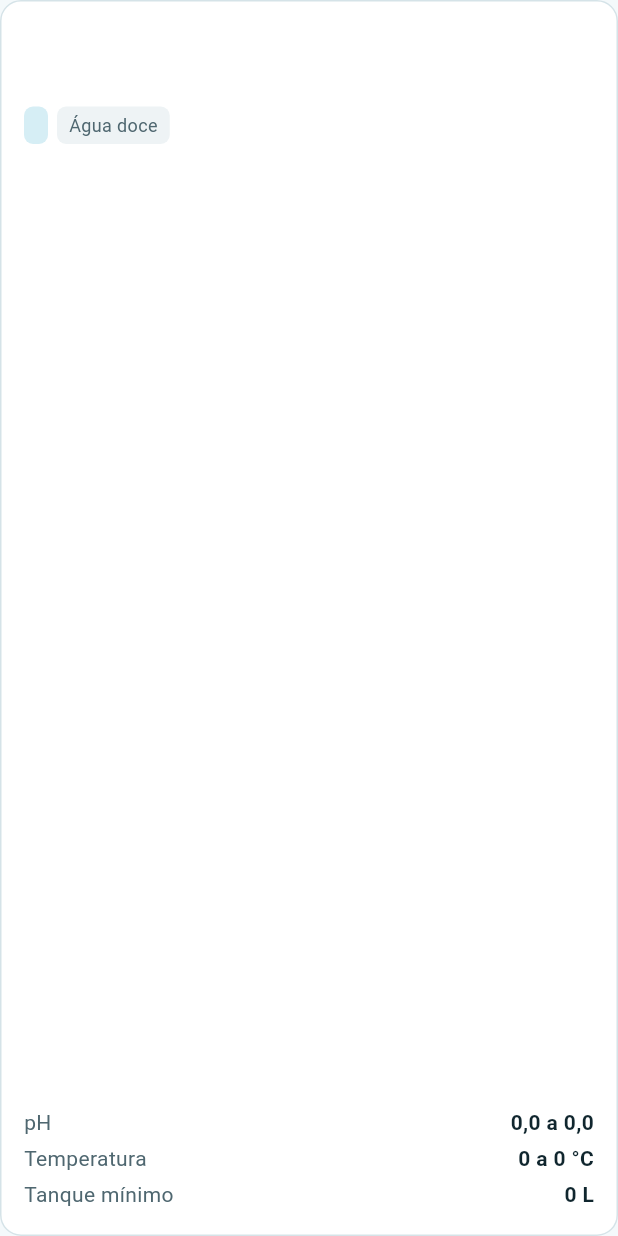
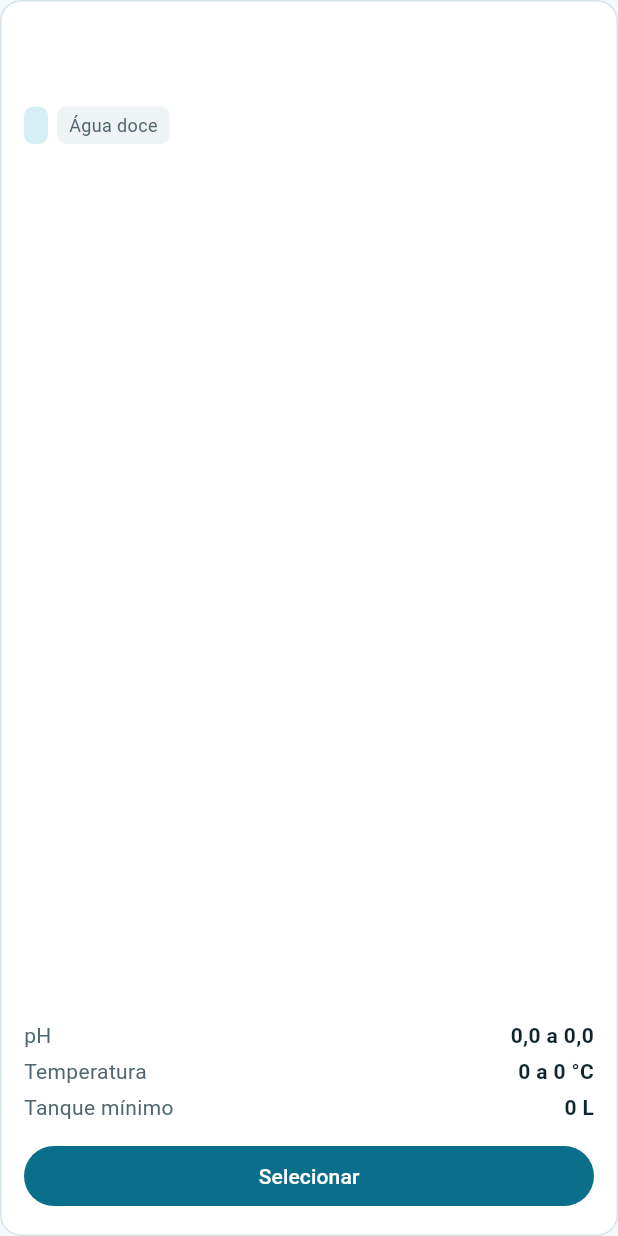
Before and after one commit to ZoeUSz/AWPeixe, a Flutter app: the _EspecieCard widget shown alone on an empty page, opened directly with empty values, on a phone screen of 412 x 824 dp. Run offline on Flutter 3.47's test engine with Material 3 defaults, Android fonts, the phone set to English and light mode, and no system bars; network calls fail.

Commit message:
Adiciona selecao de especie do tanque no app

```diff
--- /dev/null
+++ b/app/lib/models/tanque.dart
@@ -0,0 +1,20 @@
+class Tanque {
+  Tanque({
+    required this.id,
+    required this.nome,
+    this.especieId,
+    this.especieNome,
+  });
+
+  final String id;
+  final String nome;
+  final String? especieId;
+  final String? especieNome;
+
+  factory Tanque.fromJson(Map<String, dynamic> j) => Tanque(
+        id: j['id'] as String,
+        nome: (j['nome'] ?? '') as String,
+        especieId: j['especieId'] as String?,
+        especieNome: j['especieNome'] as String?,
+      );
+}
--- a/app/lib/pages/especies_page.dart
+++ b/app/lib/pages/especies_page.dart
@@ -1,6 +1,7 @@
 import 'package:flutter/material.dart';
 
 import '../api.dart';
+import '../config.dart';
 import '../models/especie.dart';
 import '../theme.dart';
 
@@ -21,6 +22,9 @@ class _EspeciesPageState extends State<EspeciesPage> {
   bool _carregando = true;
   String? _erro;
 
+  String? _especieEmUsoId; // espécie atual do tanque
+  String? _selecionandoId; // espécie sendo enviada à API
+
   @override
   void initState() {
     super.initState();
@@ -37,9 +41,11 @@ class _EspeciesPageState extends State<EspeciesPage> {
         _grupos = await _api.fetchGrupos();
       }
       final especies = await _api.fetchEspecies(grupo: _grupo);
+      final tanque = await _api.fetchTanque(tanqueId);
       if (!mounted) return;
       setState(() {
         _especies = especies;
+        _especieEmUsoId = tanque.especieId;
         _carregando = false;
       });
     } on ApiException catch (e) {
@@ -48,6 +54,26 @@ class _EspeciesPageState extends State<EspeciesPage> {
         _erro = e.mensagem;
         _carregando = false;
       });
+    }
+  }
+
+  Future<void> _selecionar(Especie especie) async {
+    setState(() => _selecionandoId = especie.id);
+    final mensagens = ScaffoldMessenger.of(context);
+    try {
+      await _api.definirEspecie(tanqueId, especie.id);
+      if (!mounted) return;
+      setState(() {
+        _especieEmUsoId = especie.id;
+        _selecionandoId = null;
+      });
+      mensagens.showSnackBar(
+        SnackBar(content: Text('Espécie do tanque: ${especie.nomeComum}')),
+      );
+    } on ApiException catch (e) {
+      if (!mounted) return;
+      setState(() => _selecionandoId = null);
+      mensagens.showSnackBar(SnackBar(content: Text(e.mensagem)));
     }
   }
 
@@ -163,20 +189,36 @@ class _EspeciesPageState extends State<EspeciesPage> {
     return GridView.builder(
       gridDelegate: const SliverGridDelegateWithMaxCrossAxisExtent(
         maxCrossAxisExtent: 340,
-        mainAxisExtent: 220,
+        mainAxisExtent: 272,
         crossAxisSpacing: 16,
         mainAxisSpacing: 16,
       ),
       itemCount: lista.length,
-      itemBuilder: (context, i) => _EspecieCard(lista[i]),
+      itemBuilder: (context, i) {
+        final e = lista[i];
+        return _EspecieCard(
+          e,
+          emUso: e.id == _especieEmUsoId,
+          selecionando: e.id == _selecionandoId,
+          onSelecionar: () => _selecionar(e),
+        );
+      },
     );
   }
 }
 
 class _EspecieCard extends StatelessWidget {
-  const _EspecieCard(this.especie);
+  const _EspecieCard(
+    this.especie, {
+    required this.emUso,
+    required this.selecionando,
+    required this.onSelecionar,
+  });
 
   final Especie especie;
+  final bool emUso;
+  final bool selecionando;
+  final VoidCallback onSelecionar;
 
   @override
   Widget build(BuildContext context) {
@@ -186,7 +228,10 @@ class _EspecieCard extends StatelessWidget {
       margin: EdgeInsets.zero,
       shape: RoundedRectangleBorder(
         borderRadius: BorderRadius.circular(14),
-        side: const BorderSide(color: AppColors.borda),
+        side: BorderSide(
+          color: emUso ? AppColors.ok : AppColors.borda,
+          width: emUso ? 2 : 1,
+        ),
       ),
       child: Padding(
         padding: const EdgeInsets.all(16),
@@ -212,8 +257,13 @@ class _EspecieCard extends StatelessWidget {
               spacing: 6,
               runSpacing: 6,
               children: [
+                if (emUso)
+                  const _Tag('Em uso',
+                      fundo: AppColors.okFundo, cor: AppColors.okTexto),
                 if (especie.grupoHidroquimico != null)
-                  _Tag(especie.grupoHidroquimico!, destaque: true),
+                  _Tag(especie.grupoHidroquimico!,
+                      fundo: AppColors.primariaClara,
+                      cor: AppColors.primariaEscura),
                 const _Tag('Água doce'),
               ],
             ),
@@ -221,6 +271,19 @@ class _EspecieCard extends StatelessWidget {
             _Fato('pH', especie.faixaPh),
             _Fato('Temperatura', especie.faixaTemp),
             _Fato('Tanque mínimo', especie.tanqueMinimo),
+            const SizedBox(height: 10),
+            SizedBox(
+              width: double.infinity,
+              child: emUso
+                  ? const OutlinedButton(
+                      onPressed: null,
+                      child: Text('Espécie selecionada'),
+                    )
+                  : FilledButton(
+                      onPressed: selecionando ? null : onSelecionar,
+                      child: Text(selecionando ? 'Selecionando...' : 'Selecionar'),
+                    ),
+            ),
           ],
         ),
       ),
@@ -229,26 +292,25 @@ class _EspecieCard extends StatelessWidget {
 }
 
 class _Tag extends StatelessWidget {
-  const _Tag(this.texto, {this.destaque = false});
+  const _Tag(
+    this.texto, {
+    this.fundo = const Color(0xFFEEF3F5),
+    this.cor = AppColors.textoSecundario,
+  });
 
   final String texto;
-  final bool destaque;
+  final Color fundo;
+  final Color cor;
 
   @override
   Widget build(BuildContext context) {
     return Container(
       padding: const EdgeInsets.symmetric(horizontal: 8, vertical: 4),
       decoration: BoxDecoration(
-        color: destaque ? AppColors.primariaClara : const Color(0xFFEEF3F5),
+        color: fundo,
         borderRadius: BorderRadius.circular(6),
       ),
-      child: Text(
-        texto,
-        style: TextStyle(
-          fontSize: 12,
-          color: destaque ? AppColors.primariaEscura : AppColors.textoSecundario,
-        ),
-      ),
+      child: Text(texto, style: TextStyle(fontSize: 12, color: cor)),
     );
   }
 }
```
Also changed, not shown: app/lib/api.dart (+40 -8 lines).
